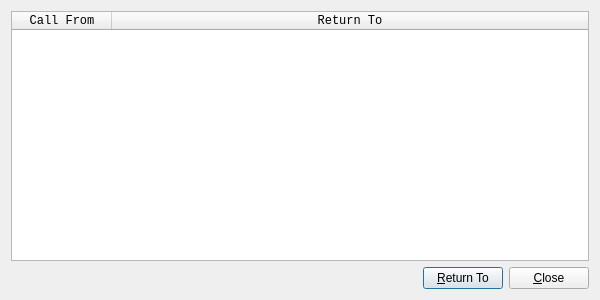
Old version of the form plugins/Backtrace/DialogBacktrace.ui in the repository eteran/edb-debugger.
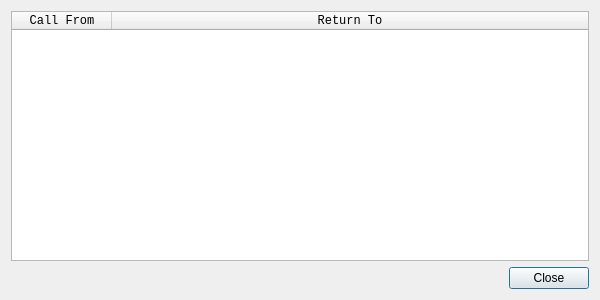
New version of the form. Icons and pictures are not drawn.

Commit message: improved some more dialogs and plugins

```diff
--- a/plugins/Backtrace/DialogBacktrace.ui
+++ b/plugins/Backtrace/DialogBacktrace.ui
@@ -13,8 +13,8 @@
   <property name="windowTitle">
    <string>Call Stack</string>
   </property>
-  <layout class="QGridLayout" name="gridLayout">
-   <item row="0" column="0">
+  <layout class="QVBoxLayout" name="verticalLayout">
+   <item>
     <widget class="QTableWidget" name="tableWidgetCallStack">
      <property name="font">
       <font>
@@ -39,47 +39,12 @@
      </column>
     </widget>
    </item>
-   <item row="1" column="0">
-    <layout class="QHBoxLayout" name="horizontalLayout">
-     <property name="sizeConstraint">
-      <enum>QLayout::SetMaximumSize</enum>
+   <item>
+    <widget class="QDialogButtonBox" name="buttonBox">
+     <property name="standardButtons">
+      <set>QDialogButtonBox::Close</set>
      </property>
-     <item>
-      <spacer name="horizontalSpacer">
-       <property name="orientation">
-        <enum>Qt::Horizontal</enum>
-       </property>
-       <property name="sizeHint" stdset="0">
-        <size>
-         <width>40</width>
-         <height>20</height>
-        </size>
-       </property>
-      </spacer>
-     </item>
-     <item>
-      <widget class="QPushButton" name="pushButtonReturnTo">
-       <property name="text">
-        <string>&amp;Return To</string>
-       </property>
-       <property name="icon">
-        <iconset theme="edit-undo">
-         <normaloff>.</normaloff>.</iconset>
-       </property>
-      </widget>
-     </item>
-     <item>
-      <widget class="QPushButton" name="pushButtonClose">
-       <property name="text">
-        <string>&amp;Close</string>
-       </property>
-       <property name="icon">
-        <iconset theme="dialog-close">
-         <normaloff>.</normaloff>.</iconset>
-       </property>
-      </widget>
-     </item>
-    </layout>
+    </widget>
    </item>
   </layout>
  </widget>
```
Left out of the diff: 28 changed lines with no effect on the pictures. The commit also changes 12 other files.
